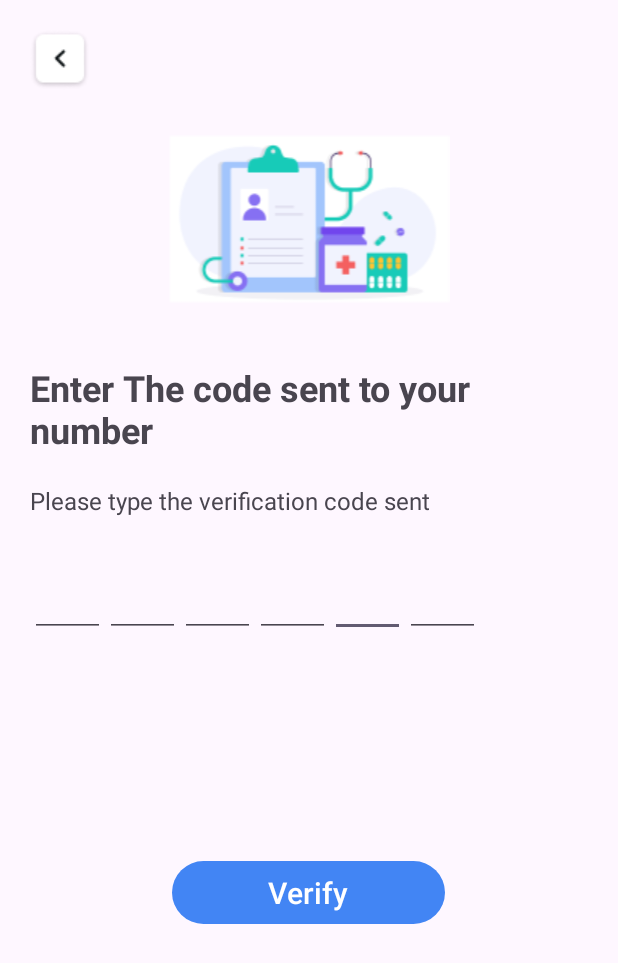
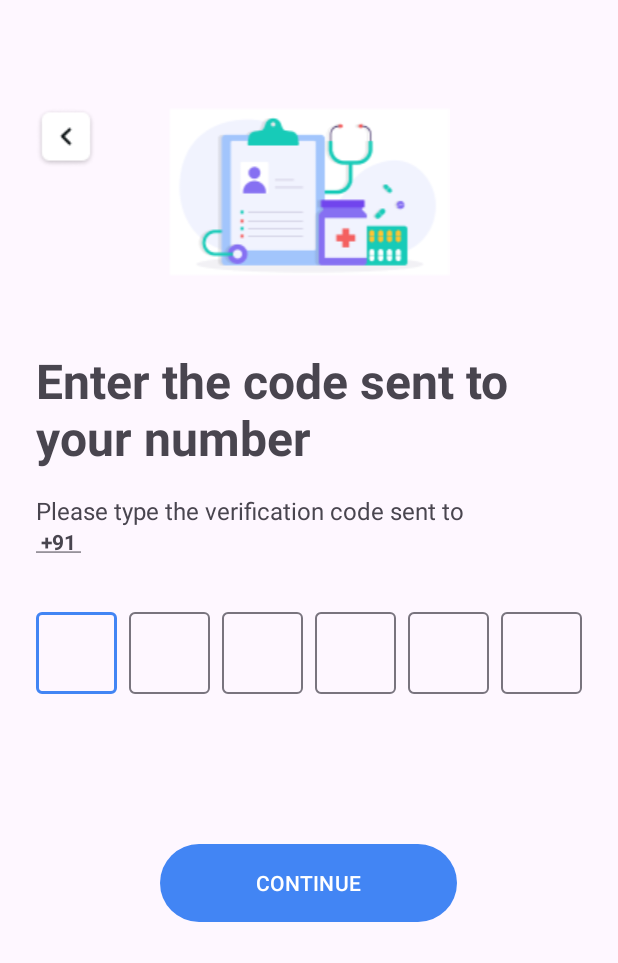
Before and after one commit to mNik033/RescuWave, an Android app built with Jetpack Compose: the OtpActivity screen opened directly, with no data from a screen before it, on a phone screen of 412 x 824 dp. Shown: the top 963 px of the screen. Run offline under Robolectric (Android 15) with nearby library versions, the phone set to English and light mode, and no system bars; our stand-ins replace Firebase (no records; nobody signed in at launch, a user with empty details on screens opened directly); 4 statements that could not run were skipped.

Commit message:
style: improvements to phone authentication flow ui
show keyboard when otp activity is launched and hide when otp is entered
display the phone number in otp activity
first edittext is focused in otp activity by default instead of fifth

```diff
--- a/app/src/main/java/com/rescu/wave/BaseActivity.kt
+++ b/app/src/main/java/com/rescu/wave/BaseActivity.kt
@@ -4,9 +4,9 @@ import android.content.Context
 import android.net.ConnectivityManager
 import android.net.NetworkCapabilities
 import android.view.View
-import android.view.inputmethod.InputMethodManager
 import androidx.appcompat.app.AppCompatActivity
 import androidx.core.content.ContextCompat
+import androidx.core.view.WindowInsetsCompat
 import com.google.android.material.snackbar.Snackbar
 import com.google.firebase.auth.FirebaseAuth
 
@@ -30,8 +30,11 @@ open class BaseActivity : AppCompatActivity() {
     }
 
     fun View.hideKeyboard() {
-        val inputManager = context.getSystemService(Context.INPUT_METHOD_SERVICE) as InputMethodManager
-        inputManager.hideSoftInputFromWindow(windowToken, 0)
+        this.windowInsetsController?.hide(WindowInsetsCompat.Type.ime())
+    }
+
+    fun View.showKeyboard() {
+        this.windowInsetsController?.show(WindowInsetsCompat.Type.ime())
     }
 
     fun isNetworkAvailable(context: Context): Boolean {
--- a/app/src/main/java/com/rescu/wave/OtpActivity.kt
+++ b/app/src/main/java/com/rescu/wave/OtpActivity.kt
@@ -1,6 +1,7 @@
 package com.rescu.wave
 
 import android.content.Intent
+import android.graphics.Paint
 import android.os.Bundle
 import android.os.Handler
 import android.os.Looper
@@ -9,6 +10,7 @@ import android.text.TextWatcher
 import android.util.Log
 import android.view.View
 import android.widget.Toast
+import androidx.core.view.WindowCompat
 import com.google.firebase.FirebaseException
 import com.google.firebase.FirebaseTooManyRequestsException
 import com.google.firebase.auth.FirebaseAuth
@@ -30,14 +32,22 @@ class OtpActivity : BaseActivity() {
     override fun onCreate(savedInstanceState: Bundle?) {
         auth=FirebaseAuth.getInstance()
         super.onCreate(savedInstanceState)
+        WindowCompat.setDecorFitsSystemWindows(window, false)
         binding = ActivityOtpBinding.inflate(layoutInflater)
         setContentView(binding.root)
+
         otp = intent.getStringExtra("OTP").toString()
         resendtoken = intent.getParcelableExtra("resendToken")!!
         phonenumber = intent.getStringExtra("phoneNumber")!!
 
+        binding.phone.append(phonenumber)
+        binding.phone.paintFlags = binding.phone.paintFlags or Paint.UNDERLINE_TEXT_FLAG
+        binding.phone.visibility = View.VISIBLE
+        binding.resend.paintFlags = binding.resend.paintFlags or Paint.UNDERLINE_TEXT_FLAG
+
         addTextChangeListener()
         resendotpvisi()
+        binding.otp1.showKeyboard()
 
         binding.resend.setOnClickListener {
             resendcode()
@@ -64,7 +74,7 @@ class OtpActivity : BaseActivity() {
                 )
                 signInWithPhoneAuthCredential(credential)
             } else {
-                Toast.makeText(this, "Enter Correct OTP", Toast.LENGTH_SHORT).show()
+                Toast.makeText(this, "Enter correct OTP", Toast.LENGTH_SHORT).show()
             }
         } else {
             Toast.makeText(this, "Enter the OTP", Toast.LENGTH_SHORT).show()
@@ -80,12 +90,11 @@ class OtpActivity : BaseActivity() {
         binding.otp4.setText("")
         binding.otp5.setText("")
         binding.otp6.setText("")
-        binding.resend.visibility=View.INVISIBLE
-        binding.resend.isEnabled=false
+        binding.resendLayout.isEnabled=false
 
         Handler(Looper.myLooper()!!).postDelayed(Runnable {
             binding.resend.visibility=View.VISIBLE
-            binding.resend.isEnabled=true
+            binding.resendLayout.isEnabled=true
         },60000)
     }
 
@@ -154,12 +163,12 @@ class OtpActivity : BaseActivity() {
                     Toast.makeText(this, "Authentication successful", Toast.LENGTH_SHORT).show()
                     SendToMain()
 
-
                 } else {
                     // Sign in failed, display a message and update the UI
 
                     if (task.exception is FirebaseAuthInvalidCredentialsException) {
                         // The verification code entered was invalid
+                        showErrorSnackbar("OTP Incorrect")
                     }
                     // Update UI
                 }
@@ -195,7 +204,11 @@ class OtpActivity : BaseActivity() {
                 R.id.otp3 -> if (text.length == 1) binding.otp4.requestFocus() else if (text.isEmpty()) binding.otp2.requestFocus()
                 R.id.otp4 -> if (text.length == 1) binding.otp5.requestFocus() else if (text.isEmpty()) binding.otp3.requestFocus()
                 R.id.otp5 -> if (text.length == 1) binding.otp6.requestFocus() else if (text.isEmpty()) binding.otp4.requestFocus()
-                R.id.otp6 -> if (text.length == 1) signInWithPhone() else if (text.isEmpty()) binding.otp5.requestFocus()
+                R.id.otp6 -> if (text.length == 1) { signInWithPhone()
+                    view.hideKeyboard()
+                }
+                else if (text.isEmpty() && (binding.otp5.text?.length == 0) ) binding.otp1.requestFocus()
+                else if (text.isEmpty() && (binding.otp5.text?.length == 1) ) binding.otp5.requestFocus()
             }
         }
 
--- a/app/src/main/java/com/rescu/wave/PhoneOtp.kt
+++ b/app/src/main/java/com/rescu/wave/PhoneOtp.kt
@@ -4,6 +4,7 @@ import android.content.Intent
 import android.os.Bundle
 import android.util.Log
 import android.widget.Toast
+import androidx.core.view.WindowCompat
 import com.google.firebase.FirebaseException
 import com.google.firebase.FirebaseTooManyRequestsException
 import com.google.firebase.auth.FirebaseAuth
@@ -21,11 +22,14 @@ class PhoneOtp : BaseActivity() {
 
     override fun onCreate(savedInstanceState: Bundle?) {
         binding = ActivityPhoneOtpBinding.inflate(layoutInflater)
+        super.onCreate(savedInstanceState)
+        WindowCompat.setDecorFitsSystemWindows(window, false)
+        setContentView(binding.root)
 
-        super.onCreate(savedInstanceState)
-        setContentView(binding.root)
         auth = FirebaseAuth.getInstance()
+
         binding.btnotp.setOnClickListener {
+
             var number = binding.inumber.text.toString().trim()
             if (number.isNotEmpty()) {
                 if (number.length == 10) {
@@ -40,10 +44,10 @@ class PhoneOtp : BaseActivity() {
                     PhoneAuthProvider.verifyPhoneNumber(options)
 
                 } else {
-                    Toast.makeText(this, "Please Enter Correct Number", Toast.LENGTH_SHORT).show()
+                    Toast.makeText(this, "Please enter correct phone number", Toast.LENGTH_SHORT).show()
                 }
             } else {
-                Toast.makeText(this, "Please the Number", Toast.LENGTH_SHORT).show()
+                Toast.makeText(this, "Please enter your phone number", Toast.LENGTH_SHORT).show()
             }
         }
     }
@@ -102,7 +106,7 @@ class PhoneOtp : BaseActivity() {
             // by combining the code with a verification ID.
             // Save verification ID and resending token so we can use them later
             val number=binding.inumber.text.toString().trim()
-            val intent = Intent(this@PhoneOtp,OtpActivity::class.java)
+            val intent = Intent(this@PhoneOtp, OtpActivity::class.java)
 
             intent.putExtra("OTP",verificationId)
             intent.putExtra("resendToken",token)
--- a/app/src/main/res/layout/activity_otp.xml
+++ b/app/src/main/res/layout/activity_otp.xml
@@ -6,8 +6,12 @@
     android:layout_height="match_parent"
     android:orientation="vertical"
     tools:context=".LoginActivity"
-    android:padding="20dp"
-    android:paddingTop="50dp">
+    android:padding="24dp">
+
+    <RelativeLayout
+        android:layout_width="match_parent"
+        android:layout_height="wrap_content"
+        android:paddingVertical="48dp">
 
         <ImageView
             android:layout_width="wrap_content"
@@ -17,112 +21,175 @@
         <ImageView
             android:layout_width="match_parent"
             android:layout_height="wrap_content"
+            android:foregroundGravity="center"
             android:layout_gravity="center"
-        android:paddingTop="30dp"
-        android:paddingBottom="30dp"
             android:src="@drawable/login_graphic" />
+    </RelativeLayout>
 
     <LinearLayout
         android:layout_width="wrap_content"
         android:layout_height="wrap_content"
-        android:layout_gravity=""
         android:orientation="vertical"
         android:paddingBottom="48dp">
 
         <TextView
             android:layout_width="wrap_content"
             android:layout_height="wrap_content"
-            android:text="Enter The code sent to your number"
-            android:textSize="24dp"
-            android:paddingTop="10dp"
-            android:paddingBottom="10dp"
+            android:text="Enter the code sent to your number"
+            android:textSize="32dp"
             android:textStyle="bold" />
 
         <TextView
+            android:id="@+id/typeCodeText"
             android:layout_width="wrap_content"
             android:layout_height="wrap_content"
-            android:text="Please type the verification code sent"
-            android:paddingTop="10dp"
+            android:text="Please type the verification code sent to"
+            android:paddingTop="16dp"
             android:textSize="16dp" />
+
+        <TextView
+            android:id="@+id/phone"
+            android:text = " +91 "
+            android:textStyle="bold"
+            android:layout_width="match_parent"
+            android:layout_height="wrap_content"
+            android:visibility="gone" />
 
         <LinearLayout
             android:layout_width="wrap_content"
             android:layout_height="wrap_content"
             android:orientation="horizontal"
-            android:paddingTop="30dp">
+            android:paddingTop="32dp">
 
-            <EditText
+            <com.google.android.material.textfield.TextInputLayout
+                style="@style/Widget.Material3.TextInputLayout.OutlinedBox"
+                android:layout_width="0dp"
+                android:layout_weight="1"
+                android:layout_height="60dp"
+                android:layout_marginEnd="4dp">
+
+                <com.google.android.material.textfield.TextInputEditText
                     android:id="@+id/otp1"
+                    android:layout_width="match_parent"
+                    android:layout_height="wrap_content"
+                    android:gravity="center"
                     android:maxLength="1"
-                android:inputType="number"
-                android:layout_width="50dp"
-                android:layout_height="50dp"
-                android:paddingTop="10dp"
-                tools:ignore="SpeakableTextPresentCheck" />
-            <EditText
+                    android:inputType="number" />
+            </com.google.android.material.textfield.TextInputLayout>
+
+            <com.google.android.material.textfield.TextInputLayout
+                style="@style/Widget.Material3.TextInputLayout.OutlinedBox"
+                android:layout_width="0dp"
+                android:layout_weight="1"
+                android:layout_height="60dp"
+                android:layout_marginHorizontal="4dp">
+
+                <com.google.android.material.textfield.TextInputEditText
                     android:id="@+id/otp2"
-                android:layout_width="50dp"
-                android:layout_height="50dp"
-                android:paddingTop="10dp"
+                    android:layout_width="match_parent"
+                    android:layout_height="wrap_content"
+                    android:gravity="center"
                     android:maxLength="1"
-                android:inputType="number"
-                tools:ignore="SpeakableTextPresentCheck" />
-            <EditText
+                    android:inputType="number" />
+            </com.google.android.material.textfield.TextInputLayout>
+
+            <com.google.android.material.textfield.TextInputLayout
+                style="@style/Widget.Material3.TextInputLayout.OutlinedBox"
+                android:layout_width="0dp"
+                android:layout_weight="1"
+                android:layout_height="60dp"
+                android:layout_marginHorizontal="4dp">
+
+                <com.google.android.material.textfield.TextInputEditText
                     android:id="@+id/otp3"
-                android:layout_width="50dp"
-                android:layout_height="50dp"
-                android:paddingTop="10dp"
+                    android:layout_width="match_parent"
+                    android:layout_height="wrap_content"
+                    android:gravity="center"
                     android:maxLength="1"
-                android:inputType="number"
-                tools:ignore="SpeakableTextPresentCheck" />
-            <EditText
+                    android:inputType="number" />
+            </com.google.android.material.textfield.TextInputLayout>
+
+            <com.google.android.material.textfield.TextInputLayout
+                style="@style/Widget.Material3.TextInputLayout.OutlinedBox"
+                android:layout_width="0dp"
+                android:layout_weight="1"
+                android:layout_height="60dp"
+                android:layout_marginHorizontal="4dp">
+
+                <com.google.android.material.textfield.TextInputEditText
                     android:id="@+id/otp4"
-                android:layout_width="50dp"
-                android:layout_height="50dp"
-                android:paddingTop="10dp"
+                    android:layout_width="match_parent"
+                    android:layout_height="wrap_content"
+                    android:gravity="center"
                     android:maxLength="1"
-                android:inputType="number"
-                tools:ignore="SpeakableTextPresentCheck" />
-            <EditText
+                    android:inputType="number" />
+            </com.google.android.material.textfield.TextInputLayout>
+
+            <com.google.android.material.textfield.TextInputLayout
+                style="@style/Widget.Material3.TextInputLayout.OutlinedBox"
+                android:layout_width="0dp"
+                android:layout_weight="1"
+                android:layout_height="60dp"
+                android:layout_marginHorizontal="4dp">
+
+                <com.google.android.material.textfield.TextInputEditText
                     android:id="@+id/otp5"
-                android:layout_width="50dp"
-                android:layout_height="50dp"
-                android:paddingTop="10dp"
+                    android:layout_width="match_parent"
+                    android:layout_height="wrap_content"
+                    android:gravity="center"
                     android:maxLength="1"
-                android:inputType="number"
-                tools:ignore="SpeakableTextPresentCheck" />
-            <EditText
+                    android:inputType="number" />
+            </com.google.android.material.textfield.TextInputLayout>
+
+            <com.google.android.material.textfield.TextInputLayout
+                style="@style/Widget.Material3.TextInputLayout.OutlinedBox"
+                android:layout_width="0dp"
+                android:layout_weight="1"
+                android:layout_height="60dp"
+                android:layout_marginStart="4dp">
+
+                <com.google.android.material.textfield.TextInputEditText
                     android:id="@+id/otp6"
-                android:layout_width="50dp"
-                android:layout_height="50dp"
-                android:paddingTop="10dp"
+                    android:layout_width="match_parent"
+                    android:layout_height="wrap_content"
+                    android:gravity="center"
                     android:maxLength="1"
-                android:inputType="number"
-                tools:ignore="SpeakableTextPresentCheck" />
+                    android:inputType="number" />
+            </com.google.android.material.textfield.TextInputLayout>
         </LinearLayout>
+
+        <LinearLayout
+            android:id="@+id/resendLayout"
+            android:layout_width="match_parent"
+            android:layout_height="wrap_content"
+            android:visibility="gone"
+            android:paddingTop="32dp">
+
+            <TextView
+                android:layout_width="wrap_content"
+                android:layout_height="wrap_content"
+                android:text="I didn't receive a code! "
+                android:textSize="16dp" />
 
             <TextView
                 android:id="@+id/resend"
                 android:layout_width="wrap_content"
                 android:layout_height="wrap_content"
-            android:text="Didn't receive a code? Please Resend !"
-            android:paddingTop="25dp"
-            android:textSize="17dp" />
+                android:text="Please resend"
+                android:textColor="@color/colorPrimary"
+                android:textSize="16dp" />
+        </LinearLayout>
 
     </LinearLayout>
 
     <com.google.android.material.button.MaterialButton
         android:id="@+id/btnverify"
+        android:layout_gravity="center"
+        android:paddingHorizontal="64dp"
         android:layout_width="wrap_content"
         android:layout_height="wrap_content"
-        android:layout_gravity="center"
         android:layout_marginVertical="48dp"
-        android:height="50dp"
-        android:paddingHorizontal="64dp"
-        android:text="Verify"
-        android:textSize="20dp"
-        app:layout_constraintBottom_toBottomOf="parent"
-        app:layout_constraintEnd_toEndOf="parent"
-        app:layout_constraintStart_toStartOf="parent" />
+        android:text="CONTINUE"
+        android:height="60dp" />
 
 </LinearLayout>
--- a/app/src/main/res/layout/activity_phone_otp.xml
+++ b/app/src/main/res/layout/activity_phone_otp.xml
@@ -41,6 +41,7 @@
         android:text="Login"
         android:textSize="48dp"
         android:textStyle="bold"/>
+
     <TextView
         android:id="@+id/enterText"
         android:layout_width="wrap_content"
@@ -53,6 +54,8 @@
         android:id="@+id/itextLayout"
         android:layout_width="match_parent"
         android:layout_height="wrap_content"
+        app:prefixText="+91 "
+        app:prefixTextAppearance="@style/Widget.Material3.TextInputEditText.OutlinedBox"
         android:paddingVertical="8dp"
         android:layout_gravity="center">
 
@@ -62,23 +65,19 @@
             android:layout_width="match_parent"
             android:layout_height="wrap_content"
             android:height="60dp"
-            android:hint="+91 "
-            android:textStyle="bold"
+            android:hint="Phone"
             android:inputType="number"
             android:paddingHorizontal="48dp" />
     </com.google.android.material.textfield.TextInputLayout>
 
     <com.google.android.material.button.MaterialButton
         android:id="@+id/btnotp"
+        android:layout_gravity="center"
+        android:paddingHorizontal="64dp"
         android:layout_width="wrap_content"
         android:layout_height="wrap_content"
-        android:layout_gravity="center"
         android:layout_marginVertical="48dp"
-        android:height="50dp"
-        android:paddingHorizontal="64dp"
-        android:text="Send OTP"
-        app:layout_constraintBottom_toBottomOf="parent"
-        app:layout_constraintEnd_toEndOf="parent"
-        app:layout_constraintStart_toStartOf="parent" />
+        android:text="ENTER"
+        android:height="60dp" />
 
 </LinearLayout>
```
Lines whose indentation alone changed are shown as unchanged.
